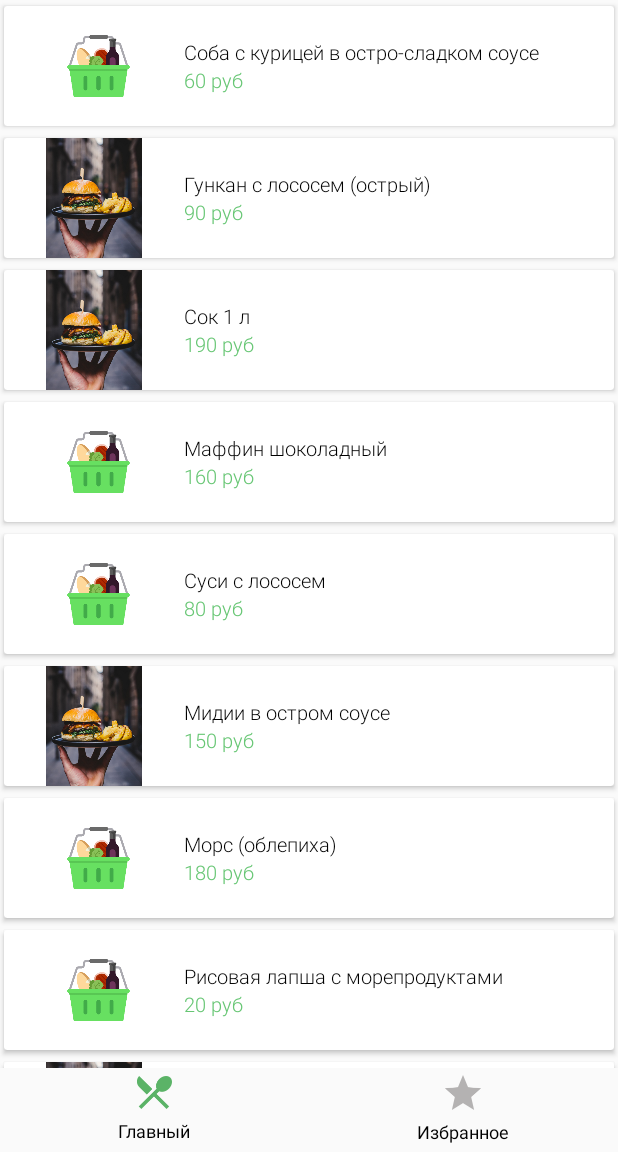
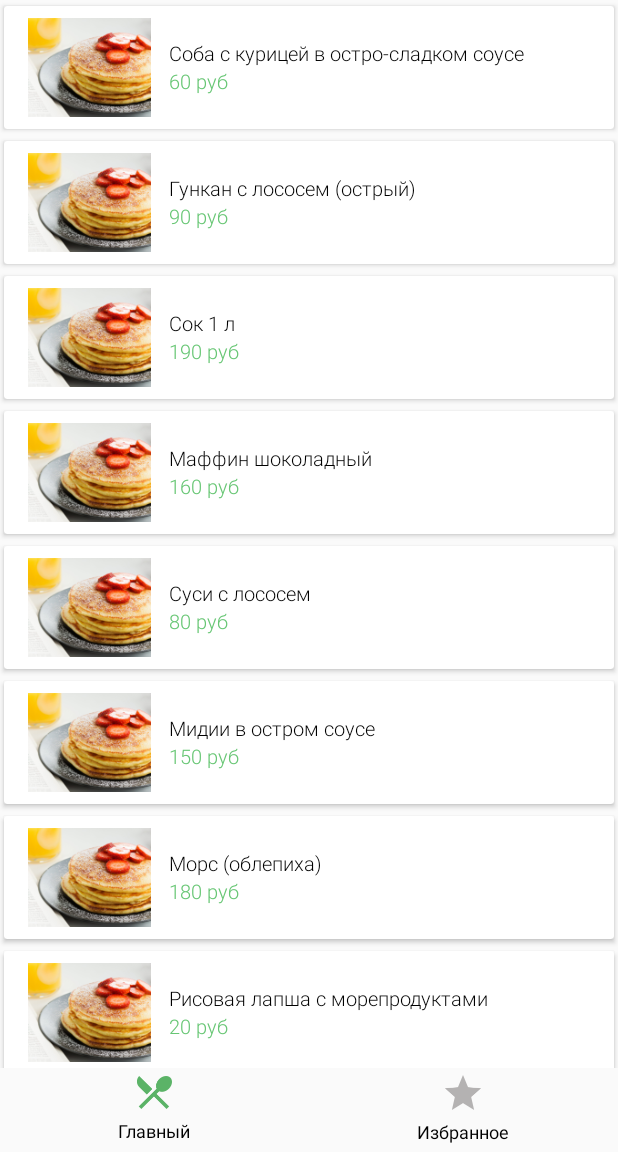
Before and after one commit to sp0xffwork/rebrain-android, an Android app: the MainTabFragment screen opened directly, with no data from a screen before it, on a phone screen of 412 x 824 dp, the part 84-1236 px from its top. Run offline under Robolectric (Android 15) with nearby library versions, the phone set to English and light mode, and no system bars; our stand-ins replace Timber.

Commit message:
на анализ

```diff
--- a/app/build.gradle
+++ b/app/build.gradle
@@ -33,6 +33,8 @@ dependencies {
     implementation "org.jetbrains.kotlinx:kotlinx-coroutines-android:$kotlinxCoroutinesVersion"
     implementation "com.jakewharton.timber:timber:$timberVersion"
     implementation "androidx.legacy:legacy-support-v4:$legacySupportV4Version"
+    implementation "com.github.bumptech.glide:glide:$glideVersion"
+    annotationProcessor "com.github.bumptech.glide:compiler:$glideVersion"
     testImplementation "junit:junit:$junitVersion"
     androidTestImplementation "androidx.test:runner:$testRunnerVersion"
     androidTestImplementation "androidx.test.espresso:espresso-core:$testEspressoCoreVersion"
--- a/app/src/main/java/com/pavel/rebrain/screen/main/list/FoodListRecyclerViewAdapter.kt
+++ b/app/src/main/java/com/pavel/rebrain/screen/main/list/FoodListRecyclerViewAdapter.kt
@@ -6,8 +6,8 @@ import android.view.View
 import android.view.ViewGroup
 import android.widget.ImageView
 import android.widget.TextView
-import androidx.core.content.res.ResourcesCompat
 import androidx.recyclerview.widget.RecyclerView
+import com.bumptech.glide.Glide
 import com.pavel.rebrain.R
 import com.pavel.rebrain.domain.Product
 import kotlinx.android.synthetic.main.element.view.*
@@ -41,17 +41,12 @@ class FoodListRecyclerViewAdapter(private var foodList: MutableList<Product>) :
             productNameView.text = data.name
             @SuppressLint("SetTextI18n")
             productPriceView.text = "${data.id * 10} руб"
-            productImageView.setImageDrawable(
-                ResourcesCompat.getDrawable(
-                    parent.context.resources,
-                    if (data.id % 2 == 0) {
-                        R.drawable.eda
-                    } else {
-                        R.drawable.pic_2
-                    },
-                    null
-                )
-            )
+
+            Glide
+                .with(productImageView.context)
+                .load(R.drawable.pic_1)
+                .centerCrop()
+                .into(productImageView);
         }
     }
 }
--- a/app/src/main/java/com/pavel/rebrain/screen/main/tabs/MainTabFragment.kt
+++ b/app/src/main/java/com/pavel/rebrain/screen/main/tabs/MainTabFragment.kt
@@ -79,14 +79,14 @@ class MainTabFragment : BaseFragment("MainTabFragment") {
 
     private fun initToobar() {
         toolbar.title = "FoodApp"
-        (activity as? AppCompatActivity)?.setSupportActionBar(toolbar)
+        (activity as AppCompatActivity).setSupportActionBar(toolbar)
     }
 
     private fun initRv() {
         recyclerView.layoutManager = LinearLayoutManager(activity)
         adapter = FoodListRecyclerViewAdapter(Generator().getProducts())
         recyclerView.adapter = adapter
-        adapter.notifyDataSetChanged()
+        //adapter.notifyDataSetChanged()
     }
 
     companion object {
--- a/app/src/main/res/layout/element.xml
+++ b/app/src/main/res/layout/element.xml
@@ -15,9 +15,13 @@
         android:orientation="horizontal">
 
         <ImageView
+            android:paddingLeft="16dp"
+            android:paddingRight="12dp"
+            android:paddingTop="8dp"
+            android:paddingBottom="8dp"
             android:id="@+id/imageProduct"
-            android:layout_width="120dp"
-            android:layout_height="80dp"
+            android:layout_width="110dp"
+            android:layout_height="82dp"
             android:contentDescription="@null"
             android:src="@drawable/eda" />
 
--- a/config.gradle
+++ b/config.gradle
@@ -9,6 +9,7 @@ ext{
     constraintlayoutVersion='1.1.3'
     kotlinxCoroutinesVersion='1.1.1'
     legacySupportV4Version='1.0.0'
+    glideVersion='4.9.0'
     junitVersion='4.12'
     testRunnerVersion='1.1.1'
     testEspressoCoreVersion='3.1.1'
```
Also changed, not shown: 2 other files.
